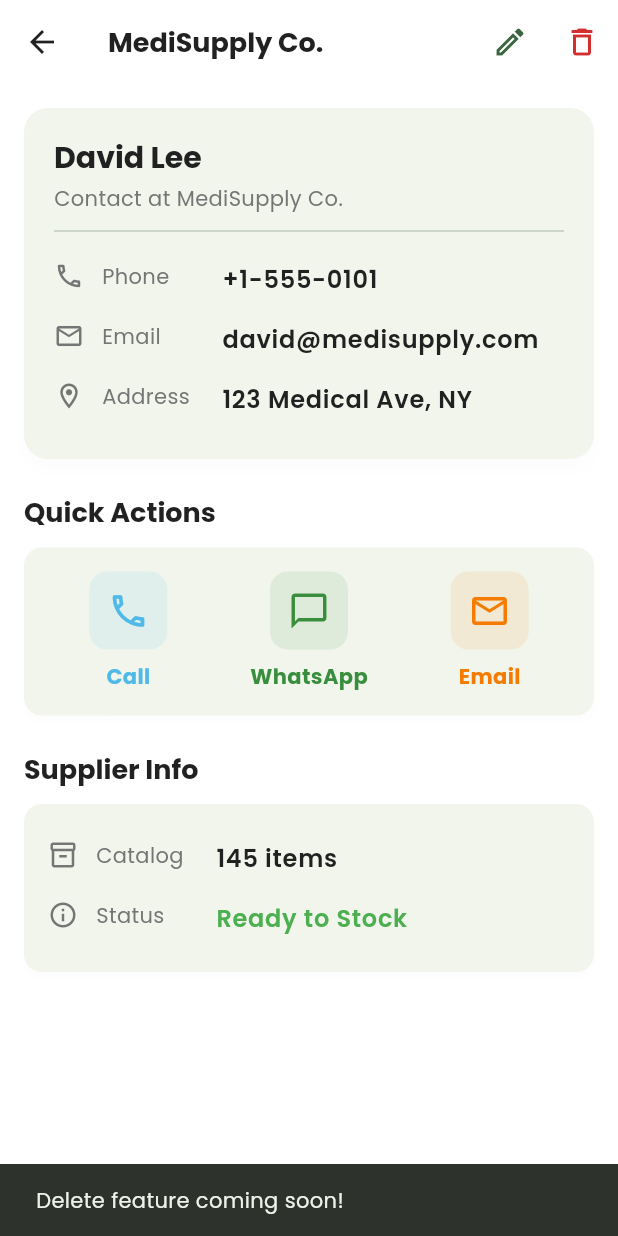
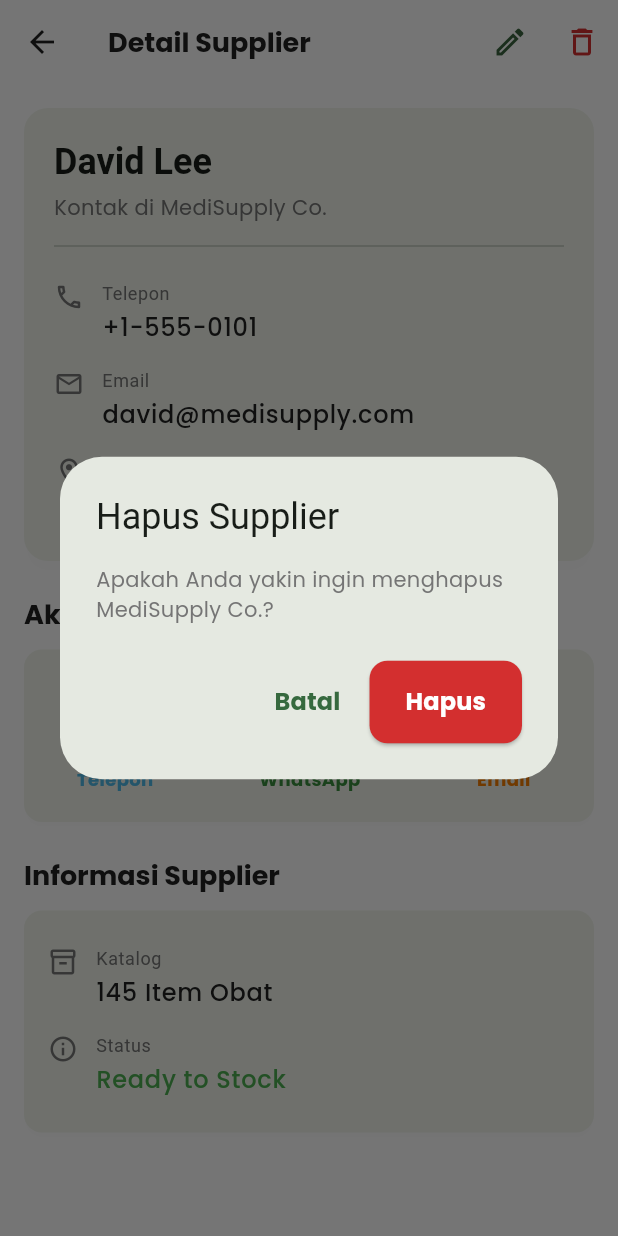
Before and after one commit to IconicFish12/pharma-ease-mobile, a Flutter app: the SuppliersDetail screen opened directly with sample values from the repository, after a tap on the "delete outline" icon, on a phone screen of 412 x 824 dp. Run offline on Flutter 3.47's test engine with Material 3 defaults, Android fonts, the phone set to English and light mode, and no system bars; our stand-ins replace dio, file_picker, firebase_core, flutter_bloc, flutter_secure_storage, fpdart and 2 more; accounts and stored records are empty.

Commit message:
[FIX]: fix supplier list, service

```diff
--- a/lib/config/config.dart
+++ b/lib/config/config.dart
@@ -12,9 +12,9 @@
   static const Color successGreen = Color(0xFF388E3C);
 
   static const String baseURLIbnu =
-      "https://unforgettable-anjanette-longshore.ngrok-free.dev/api";
+      "https://jamari-transuranic-uncentrally.ngrok-free.dev/api";
   // static const String baseURLApril = "https://unuseful-odell-subincomplete.ngrok-free.dev/api";
-  // static const String baseURLRakha = "https://unuseful-odell-subincomplete.ngrok-free.dev/api";
+  // static const String baseURLRakha = "https://jamari-transuranic-uncentrally.ngrok-free.dev";
 
   ThemeData getAppTheme() {
     return ThemeData(
--- a/lib/data/repository/service/dio_client.dart
+++ b/lib/data/repository/service/dio_client.dart
@@ -23,7 +23,6 @@
       InterceptorsWrapper(
         onRequest: (options, handler) async {
           final token = await _tokenService.getToken();
-
           if (token != null) {
             options.headers['Authorization'] = 'Bearer $token';
           }
--- a/lib/main.dart
+++ b/lib/main.dart
@@ -58,18 +58,24 @@
       options: DefaultFirebaseOptions.currentPlatform,
     );
     print("DEBUG: Firebase Berhasil Connect!");
+    print("DEBUG: Firebase Berhasil Connect!");
   } catch (e) {
+    print("DEBUG: Error Firebase => $e");
     print("DEBUG: Error Firebase => $e");
   }
 
   print("DEBUG: Mulai inisialisasi Date Formatting...");
+  print("DEBUG: Mulai inisialisasi Date Formatting...");
   await initializeDateFormatting('id_ID', '');
+
+  print("DEBUG: Menjalankan runApp...");
 
   print("DEBUG: Menjalankan runApp...");
 
   runApp(
     MultiProvider(
       providers: [
+        // ViewModel
         ChangeNotifierProvider(create: (_) => SupplierViewModel()),
         ChangeNotifierProvider(create: (_) => MedicineCategoryViewmodel()),
         ChangeNotifierProvider(
--- a/lib/utils/endpoint.dart
+++ b/lib/utils/endpoint.dart
@@ -1,5 +1,5 @@
 
-const String baseUrl = "http://10.0.2.2:8000/api";
+const String baseUrlRakha = "https://jamari-transuranic-uncentrally.ngrok-free.dev/api/admin";
 
 enum Endpoints {
 
@@ -14,11 +14,11 @@
 
 
   String get url {
-    print("$baseUrl$path");
-    return "$baseUrl$path";
+    print("$baseUrlRakha$path");
+    return "$baseUrlRakha$path";
   }
   // delete, edit
   String urlWithId(int id) {
-    return "$baseUrl$path$id";
+    return "$baseUrlRakha$path$id";
   }
 }
--- a/lib/views/medicine/medicine-category/Service/medicine_category_service.dart
+++ b/lib/views/medicine/medicine-category/Service/medicine_category_service.dart
@@ -20,6 +20,7 @@
           headers: {
             'Content-Type': 'application/json',
             'Accept': 'application/json',
+            'Authorization': 'bearer '
           },
         ),
       );
--- a/lib/views/medicine/medicine-category/ViewModel/medicine_category_viewmodel.dart
+++ b/lib/views/medicine/medicine-category/ViewModel/medicine_category_viewmodel.dart
@@ -17,7 +17,6 @@
     _isLoading = true;
     _errorMessage = '';
     notifyListeners();
-
     try {
       _categories = await _categoryService.getCategories();
     } catch (e) {
--- a/lib/views/suppliers/Service/suppliers_service.dart
+++ b/lib/views/suppliers/Service/suppliers_service.dart
@@ -3,17 +3,27 @@
 import '../../../data/model/supplier_model.dart';
 import '../Model/suppliers_model.dart';
 import '../Mapper/suppliers_mapper.dart';
+import 'package:mobile_course_fp/data/repository/service/token_service.dart';
 
 
 class SupplierService {
 
+  final TokenService _tokenService = TokenService();
+
   Future<List<Supplier>> getSuppliers() async {
     try {
+      final String? token = await _tokenService.getToken();
+
+      if (token == null) {
+        throw Exception('Token tidak ditemukan. Silakan login terlebih dahulu.');
+      }
+
       final response = await http.get(
         Uri.parse(Endpoints.supplierList.url),
         headers: {
           "Content-Type": "application/json",
           "Accept": "application/json",
+          "Authorization": "Bearer $token",
         },
       );
 
--- a/lib/views/suppliers/View/suppliers_detail.dart
+++ b/lib/views/suppliers/View/suppliers_detail.dart
@@ -29,32 +29,85 @@
     _currentSupplier = widget.supplier;
   }
 
+  // --- Implementasi Logika Delete ---
+  void _confirmDelete() {
+    showDialog(
+      context: context,
+      builder: (BuildContext context) {
+        return AlertDialog(
+          title: const Text('Hapus Supplier'),
+          content: Text('Apakah Anda yakin ingin menghapus ${_currentSupplier.suppliersName}?'),
+          actions: [
+            TextButton(
+              onPressed: () => Navigator.pop(context),
+              child: const Text('Batal'),
+            ),
+            ElevatedButton(
+              style: ElevatedButton.styleFrom(backgroundColor: Config.errorRed),
+              onPressed: () {
+                widget.onDelete(_currentSupplier.id);
+                Navigator.pop(context); // Tutup dialog
+                context.pop(); // Kembali ke list supplier
+              },
+              child: const Text('Hapus', style: TextStyle(color: Colors.white)),
+            ),
+          ],
+        );
+      },
+    );
+  }
+
+  // --- Implementasi Logika Edit ---
+  void _handleEdit() async {
+    // Memanggil callback editSupplier yang dikirim dari parent
+    final updatedSupplier = await widget.editSupplier(_currentSupplier);
+
+    // Jika ada data yang kembali (setelah user simpan perubahan)
+    if (updatedSupplier != null && mounted) {
+      setState(() {
+        _currentSupplier = updatedSupplier;
+      });
+    }
+  }
+
+  // --- Launcher Helpers ---
   Future<void> _launchPhoneCall(String phoneNumber) async {
     final Uri url = Uri(scheme: 'tel', path: phoneNumber);
+    try {
       if (await canLaunchUrl(url)) {
         await launchUrl(url);
       } else {
-      _showErrorSnackBar('Could not launch phone call.');
+        _showErrorSnackBar('Tidak dapat melakukan panggilan telepon.');
+      }
+    } catch (e) {
+      _showErrorSnackBar('Error: $e');
     }
   }
 
   Future<void> _launchWhatsApp(String whatsappNumber) async {
-    // Hapus spasi dan +
     String formattedNumber = whatsappNumber.replaceAll(RegExp(r'[\s+]'), '');
     final Uri url = Uri.parse('https://wa.me/$formattedNumber');
+    try {
       if (await canLaunchUrl(url)) {
         await launchUrl(url, mode: LaunchMode.externalApplication);
       } else {
-      _showErrorSnackBar('Could not open WhatsApp.');
+        _showErrorSnackBar('WhatsApp tidak ditemukan.');
+      }
+    } catch (e) {
+      _showErrorSnackBar('Error: $e');
     }
   }
 
   Future<void> _launchEmail(String email) async {
     final Uri url = Uri(scheme: 'mailto', path: email);
+    try {
       if (await canLaunchUrl(url)) {
         await launchUrl(url);
       } else {
-      _showErrorSnackBar('Could not open email app.');
+        _showErrorSnackBar('Aplikasi Email tidak ditemukan.');
+      }
+    } catch (e) {
+      _showErrorSnackBar('Error: $e');
     }
   }
 
@@ -72,10 +125,7 @@
 
     return Scaffold(
       appBar: AppBar(
-        title: Text(
-          _currentSupplier.suppliersName,
-          style: textTheme.titleLarge,
-        ),
+        title: const Text('Detail Supplier'),
         leading: IconButton(
           icon: Icon(Icons.arrow_back, color: Config.textPrimary),
           onPressed: () => context.pop(),
@@ -83,23 +133,13 @@
         actions: [
           IconButton(
             icon: Icon(Icons.edit_outlined, color: Config.primaryGreen),
-            onPressed: () {
-              // TODO: Panggil _showEditSupplierModal
-              ScaffoldMessenger.of(context).showSnackBar(
-                const SnackBar(content: Text('Edit feature coming soon!')),
-              );
-            },
+            onPressed: _handleEdit,
             tooltip: 'Edit Supplier',
           ),
           IconButton(
             icon: Icon(Icons.delete_outline, color: Config.errorRed),
-            onPressed: () {
-              // TODO: Panggil _confirmDelete
-              ScaffoldMessenger.of(context).showSnackBar(
-                const SnackBar(content: Text('Delete feature coming soon!')),
-              );
-            },
-            tooltip: 'Delete Supplier',
+            onPressed: _confirmDelete,
+            tooltip: 'Hapus Supplier',
           ),
         ],
       ),
@@ -111,10 +151,7 @@
             // --- Kartu Kontak Utama ---
             Card(
               elevation: 4,
-              shape: RoundedRectangleBorder(
-                borderRadius: BorderRadius.circular(16),
-              ),
-              margin: EdgeInsets.zero,
+              shape: RoundedRectangleBorder(borderRadius: BorderRadius.circular(16)),
               child: Padding(
                 padding: const EdgeInsets.all(20.0),
                 child: Column(
@@ -122,18 +159,18 @@
                   children: [
                     Text(
                       _currentSupplier.contactPerson,
-                      style: textTheme.headlineMedium,
+                      style: textTheme.headlineSmall?.copyWith(fontWeight: FontWeight.bold),
                     ),
-                    SizedBox(height: 4),
+                    const SizedBox(height: 4),
                     Text(
-                      'Contact at ${_currentSupplier.suppliersName}',
-                      style: textTheme.bodyMedium,
+                      'Kontak di ${_currentSupplier.suppliersName}',
+                      style: textTheme.bodyMedium?.copyWith(color: Config.textSecondary),
                     ),
-                    Divider(height: 24),
+                    const Divider(height: 32),
                     _buildDetailRow(
                       context,
                       Icons.phone_outlined,
-                      'Phone',
+                      'Telepon',
                       _currentSupplier.phoneNumber,
                     ),
                     _buildDetailRow(
@@ -145,7 +182,7 @@
                     _buildDetailRow(
                       context,
                       Icons.location_on_outlined,
-                      'Address',
+                      'Alamat',
                       _currentSupplier.address,
                       isAddress: true,
                     ),
@@ -153,37 +190,31 @@
                 ),
               ),
             ),
-            SizedBox(height: 24),
+            const SizedBox(height: 24),
 
-            // --- Kartu Aksi (KEUNIKAN) ---
-            Text('Quick Actions', style: textTheme.titleLarge),
-            SizedBox(height: 12),
+            Text('Aksi Cepat', style: textTheme.titleLarge),
+            const SizedBox(height: 12),
             Card(
               elevation: 2,
-              shape: RoundedRectangleBorder(
-                borderRadius: BorderRadius.circular(12),
-              ),
-              margin: EdgeInsets.zero,
+              shape: RoundedRectangleBorder(borderRadius: BorderRadius.circular(12)),
               child: Padding(
-                padding: const EdgeInsets.all(16.0),
+                padding: const EdgeInsets.symmetric(vertical: 16.0),
                 child: Row(
                   mainAxisAlignment: MainAxisAlignment.spaceAround,
                   children: [
                     _buildActionChip(
                       context,
                       icon: Icons.call_outlined,
-                      label: 'Call',
+                      label: 'Telepon',
                       color: Config.accentBlue,
-                      onTap: () =>
-                          _launchPhoneCall(_currentSupplier.phoneNumber),
+                      onTap: () => _launchPhoneCall(_currentSupplier.phoneNumber),
                     ),
                     _buildActionChip(
                       context,
                       icon: Icons.chat_bubble_outline,
                       label: 'WhatsApp',
                       color: Config.successGreen,
-                      onTap: () =>
-                          _launchWhatsApp(_currentSupplier.whatsappNumber),
+                      onTap: () => _launchWhatsApp(_currentSupplier.whatsappNumber),
                     ),
                     _buildActionChip(
                       context,
@@ -196,17 +227,13 @@
                 ),
               ),
             ),
-            SizedBox(height: 24),
+            const SizedBox(height: 24),
 
-            // --- Kartu Info Lain ---
-            Text('Supplier Info', style: textTheme.titleLarge),
-            SizedBox(height: 12),
+            Text('Informasi Supplier', style: textTheme.titleLarge),
+            const SizedBox(height: 12),
             Card(
               elevation: 2,
-              shape: RoundedRectangleBorder(
-                borderRadius: BorderRadius.circular(12),
-              ),
-              margin: EdgeInsets.zero,
+              shape: RoundedRectangleBorder(borderRadius: BorderRadius.circular(12)),
               child: Padding(
                 padding: const EdgeInsets.all(16.0),
                 child: Column(
@@ -214,8 +241,8 @@
                     _buildDetailRow(
                       context,
                       Icons.inventory_2_outlined,
-                      'Catalog',
-                      '${_currentSupplier.medicineQuantity} items',
+                      'Katalog',
+                      '${_currentSupplier.medicineQuantity} Item Obat',
                     ),
                     _buildDetailRow(
                       context,
@@ -234,6 +261,8 @@
     );
   }
 
+  // --- Implementasi Widget Helpers yang Kosong ---
+
   Widget _buildDetailRow(
     BuildContext context,
     IconData icon,
@@ -249,20 +278,23 @@
         crossAxisAlignment: CrossAxisAlignment.start,
         children: [
           Icon(icon, size: 20, color: Config.textSecondary),
-          SizedBox(width: 12),
-          SizedBox(
-            width: 80, // Lebar tetap untuk label
-            child: Text(label, style: textTheme.bodyMedium),
-          ),
+          const SizedBox(width: 12),
           Expanded(
-            child: Text(
+            child: Column(
+              crossAxisAlignment: CrossAxisAlignment.start,
+              children: [
+                Text(label, style: textTheme.bodySmall?.copyWith(color: Config.textSecondary)),
+                const SizedBox(height: 2),
+                Text(
                   value,
                   style: textTheme.bodyLarge?.copyWith(
-                fontWeight: FontWeight.w600,
+                    fontWeight: FontWeight.w500,
                     color: statusColor ?? Config.textPrimary,
                   ),
-              maxLines: isAddress ? 3 : 1,
+                  maxLines: isAddress ? 4 : 2,
                   overflow: TextOverflow.ellipsis,
+                ),
+              ],
             ),
           ),
         ],
@@ -279,27 +311,32 @@
   }) {
     return InkWell(
       onTap: onTap,
-      borderRadius: BorderRadius.circular(12),
+      borderRadius: BorderRadius.circular(8),
+      child: Padding(
+        padding: const EdgeInsets.symmetric(horizontal: 8.0, vertical: 4.0),
         child: Column(
+          mainAxisSize: MainAxisSize.min,
           children: [
             Container(
               padding: const EdgeInsets.all(12),
               decoration: BoxDecoration(
                 color: color.withOpacity(0.1),
-              borderRadius: BorderRadius.circular(12),
+                shape: BoxShape.circle,
               ),
-            child: Icon(icon, size: 28, color: color),
+              child: Icon(icon, color: color, size: 26),
             ),
-          SizedBox(height: 8),
+            const SizedBox(height: 8),
             Text(
               label,
-            style: Theme.of(context).textTheme.bodyMedium?.copyWith(
+              style: TextStyle(
+                fontSize: 12,
+                fontWeight: FontWeight.bold,
                 color: color,
-              fontWeight: FontWeight.bold,
               ),
             ),
           ],
         ),
+      ),
     );
   }
 }
```
Also changed, not shown: lib/views/suppliers/View/supplier_list.dart (line endings or trailing spaces). Lines whose indentation alone changed are shown as unchanged.
